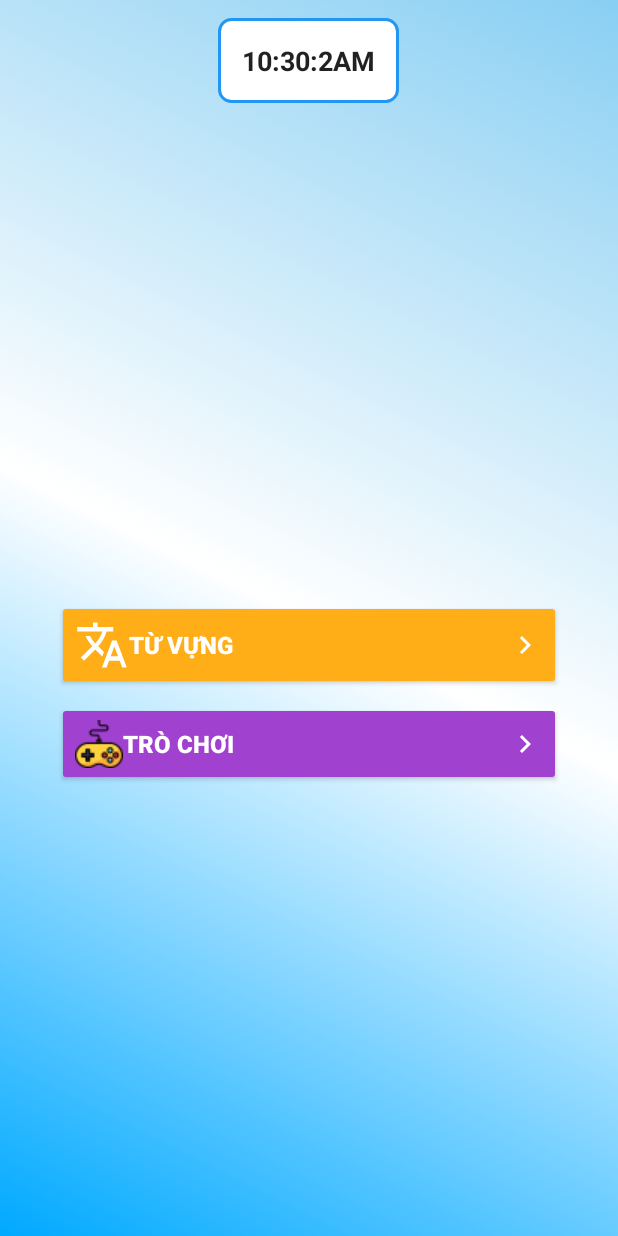
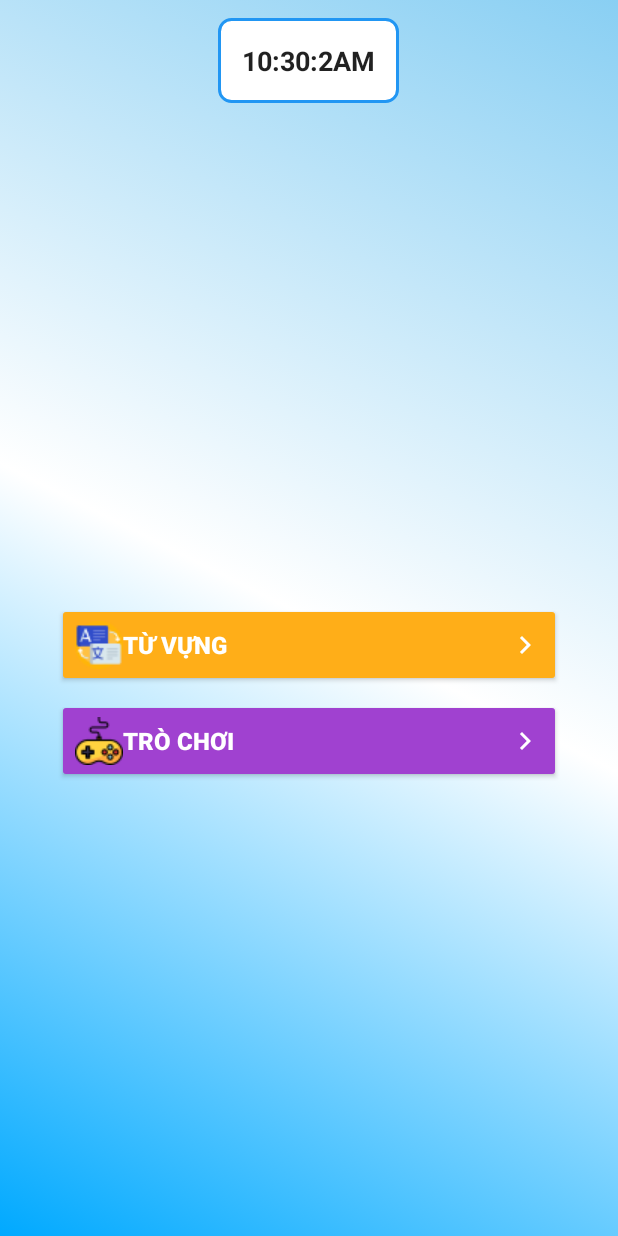
Before and after one commit to chanh1820/GoogleTranslate-Ha-2, an Android app: the MainVocabularyActivity screen opened directly, with no data from a screen before it, on a phone screen of 412 x 824 dp. Run offline under Robolectric (Android 15) with nearby library versions, the phone set to English and light mode, and no system bars.

Commit message:
update icon

```diff
--- a/app/src/main/res/layout/activity_main_vocabulary.xml
+++ b/app/src/main/res/layout/activity_main_vocabulary.xml
@@ -58,9 +58,9 @@
                 android:paddingVertical="8dp"
                 android:textColor="@color/white"
                 android:textStyle="bold"
-                android:textSize="16sp"                android:padding="12dp"
-
-                android:drawableLeft="@drawable/ic_baseline_translate_24"
+                android:textSize="16sp"
+                android:padding="12dp"
+                android:drawableLeft="@drawable/ic_translate_2"
                 android:drawableRight="@drawable/ic_baseline_chevron_right_24"
                 android:text="Từ vựng"/>
             <Button
```
Also changed, not shown: app/src/main/res/drawable/ic_translate_2.png (added).
